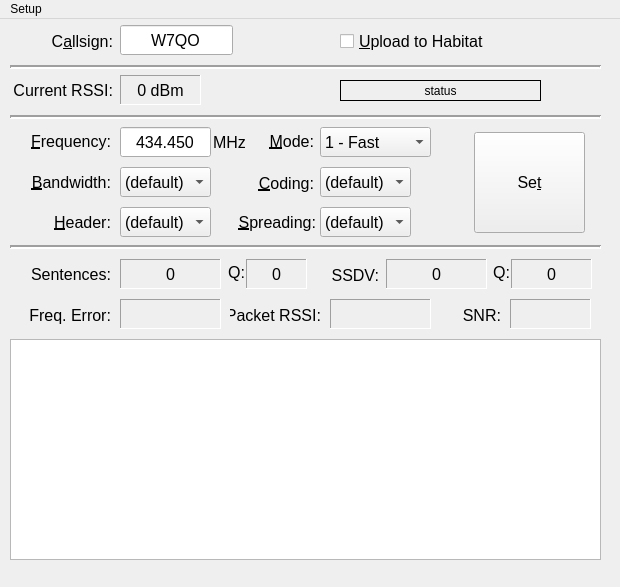
Old version of the form Qt_LoRa_Gateway/mainwindow.ui in the repository akadamson/Qt-LoRa-Gateway.
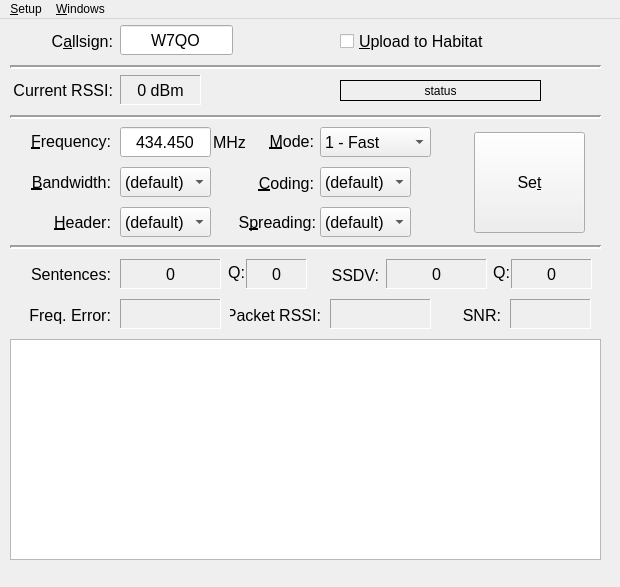
New version of the form.

Commit message: Added debug history and realtime SSDV display windows.  See Readme for more information

Diff of the .ui file:
```diff
--- a/Qt_LoRa_Gateway/mainwindow.ui
+++ b/Qt_LoRa_Gateway/mainwindow.ui
@@ -342,7 +342,7 @@
      </font>
     </property>
     <property name="text">
-     <string>&amp;Spreading:</string>
+     <string>S&amp;preading:</string>
     </property>
     <property name="alignment">
      <set>Qt::AlignRight|Qt::AlignTrailing|Qt::AlignVCenter</set>
@@ -1036,11 +1036,20 @@
    </property>
    <widget class="QMenu" name="menuSetup">
     <property name="title">
-     <string>Setup</string>
+     <string>&amp;Setup</string>
     </property>
     <addaction name="actionSerialPort"/>
    </widget>
+   <widget class="QMenu" name="menuWindows">
+    <property name="title">
+     <string>&amp;Windows</string>
+    </property>
+    <addaction name="actionHistory"/>
+    <addaction name="separator"/>
+    <addaction name="actionSSDV"/>
+   </widget>
    <addaction name="menuSetup"/>
+   <addaction name="menuWindows"/>
   </widget>
   <action name="actionSerialPort">
    <property name="text">
```
Left out of the diff: 10 changed lines with no effect on the pictures. The commit also changes 15 other files.
